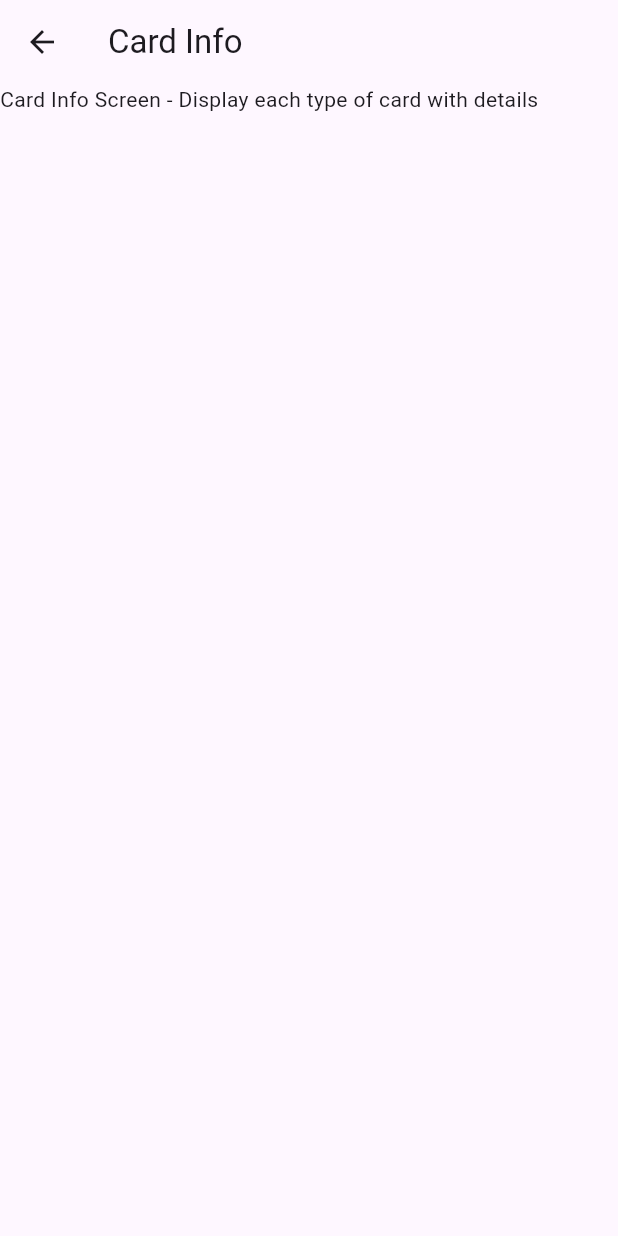
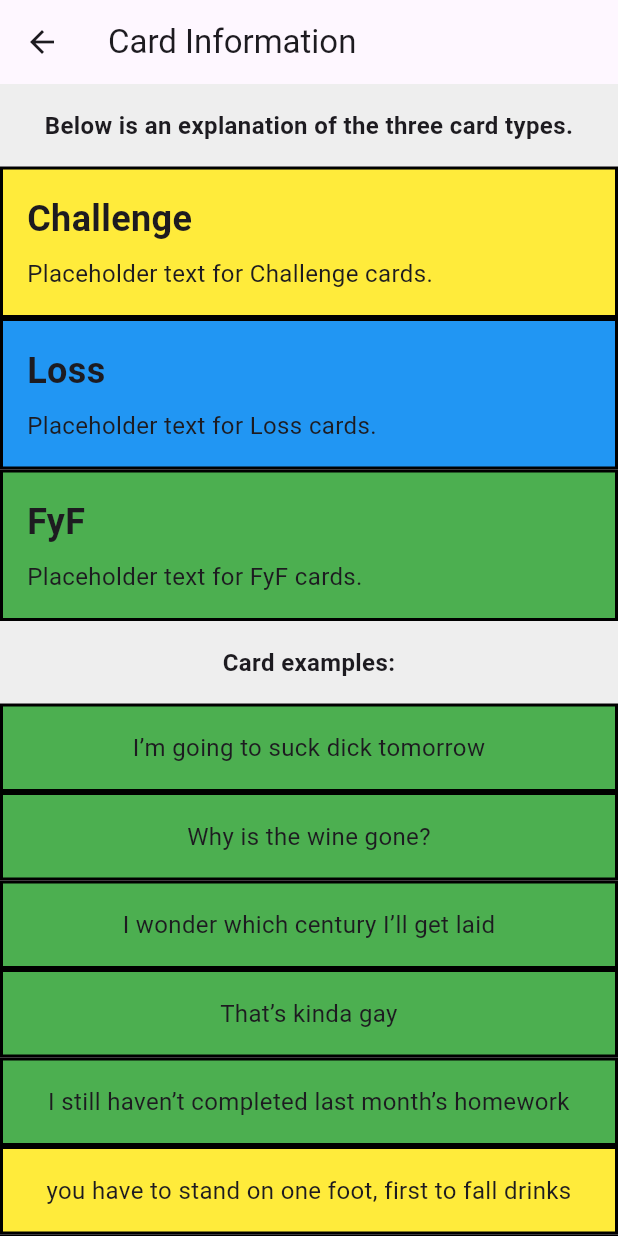
Before and after one commit to Chadders101/fyf, a Flutter app: the CardInfoScreen screen opened by its route, on a phone screen of 412 x 824 dp. Run offline on Flutter 3.47's test engine with Material 3 defaults, Android fonts, the phone set to English and light mode, and no system bars.

Commit message:
New changelist

```diff
--- a/lib/info_screen.dart
+++ b/lib/info_screen.dart
@@ -1,21 +1,147 @@
 import 'package:flutter/material.dart';
+import 'dart:convert';
+import 'package:flutter/services.dart' show rootBundle;
 
-class CardInfoScreen extends StatelessWidget {
+class CardInfoScreen extends StatefulWidget {
   const CardInfoScreen({Key? key}) : super(key: key);
+
+  @override
+  _CardInfoScreenState createState() => _CardInfoScreenState();
+}
+
+class _CardInfoScreenState extends State<CardInfoScreen> {
+  List<Phrase> phrases = [];
+
+  @override
+  void initState() {
+    super.initState();
+    _loadPhrases();
+  }
+
+  Future<void> _loadPhrases() async {
+    try {
+      String data = await rootBundle.loadString('assets/phrases.json');
+      List<dynamic> jsonResult = json.decode(data);
+      setState(() {
+        phrases = jsonResult.map((e) => Phrase.fromJson(e)).toList();
+      });
+    } catch (e) {
+      print('Error loading JSON: $e');
+    }
+  }
 
   @override
   Widget build(BuildContext context) {
     return Scaffold(
       appBar: AppBar(
-        title: const Text('Card Info'),
+        title: const Text('Card Information'),
       ),
-      body: SingleChildScrollView(
+      body: phrases.isEmpty
+          ? const Center(child: CircularProgressIndicator())
+          : SingleChildScrollView(
         child: Column(
+          crossAxisAlignment: CrossAxisAlignment.stretch,
           children: [
-            const Text('Card Info Screen - Display each type of card with details'),
+            _buildInfoText(
+                'Below is an explanation of the three card types.'),
+            _buildCardTypeInfo(
+              'Challenge',
+              'Placeholder text for Challenge cards.',
+              Colors.yellow,
+            ),
+            _buildCardTypeInfo(
+              'Loss',
+              'Placeholder text for Loss cards.',
+              Colors.blue,
+            ),
+            _buildCardTypeInfo(
+              'FyF',
+              'Placeholder text for FyF cards.',
+              Colors.green,
+            ),
+            _buildInfoText('Card examples:'),
+            ...phrases.map((phrase) => _buildCardInfo(phrase)).toList(),
           ],
         ),
       ),
     );
   }
+
+  Widget _buildCardTypeInfo(String title, String description, Color color) {
+    return Container(
+      decoration: BoxDecoration(
+        color: color,
+        border: Border.all(color: Colors.black, width: 2.0),
+      ),
+      padding: const EdgeInsets.all(16.0),
+      child: Column(
+        crossAxisAlignment: CrossAxisAlignment.start,
+        children: [
+          Text(
+            title,
+            style: const TextStyle(fontSize: 24.0, fontWeight: FontWeight.bold),
+          ),
+          const SizedBox(height: 8.0),
+          Text(description, style: const TextStyle(fontSize: 16.0)),
+        ],
+      ),
+    );
+  }
+
+
+  Widget _buildCardInfo(Phrase phrase) {
+    Color backgroundColor;
+    switch (phrase.category) {
+      case 'Challenge':
+        backgroundColor = Colors.yellow;
+        break;
+      case 'Loss':
+        backgroundColor = Colors.blue;
+        break;
+      case 'FyF':
+        backgroundColor = Colors.green;
+        break;
+      default:
+        backgroundColor = Colors.white;
+    }
+
+    return Container(
+      decoration: BoxDecoration(
+        color: backgroundColor,
+        border: Border.all(color: Colors.black, width: 2.0),
+      ),
+      padding: const EdgeInsets.all(16.0),
+      child: Text(
+        phrase.text,
+        style: const TextStyle(fontSize: 16.0),
+        textAlign: TextAlign.center,
+      ),
+    );
+  }
+
+  Widget _buildInfoText(String text) {
+    return Container(
+      padding: const EdgeInsets.all(16.0),
+      color: Colors.grey[200],
+      child: Text(
+        text,
+        style: const TextStyle(fontSize: 16.0, fontWeight: FontWeight.bold),
+        textAlign: TextAlign.center,
+      ),
+    );
+  }
 }
+
+class Phrase {
+  final String text;
+  final String category;
+
+  Phrase({required this.text, required this.category});
+
+  factory Phrase.fromJson(Map<String, dynamic> json) {
+    return Phrase(
+      text: json['text'],
+      category: json['category'],
+    );
+  }
+}
--- a/lib/main_menu.dart
+++ b/lib/main_menu.dart
@@ -21,13 +21,13 @@ class MainMenu extends StatelessWidget {
             ),
             ElevatedButton(
               onPressed: () {
-                Navigator.pushNamed(context, '/settings');
+                Navigator.pushNamed(context, '/info');
               },
               child: const Text('Card Information'),
             ),
             ElevatedButton(
               onPressed: () {
-                Navigator.pushNamed(context, '/info');
+                Navigator.pushNamed(context, '/settings');
               },
               child: const Text('Settings'),
             ),
```
